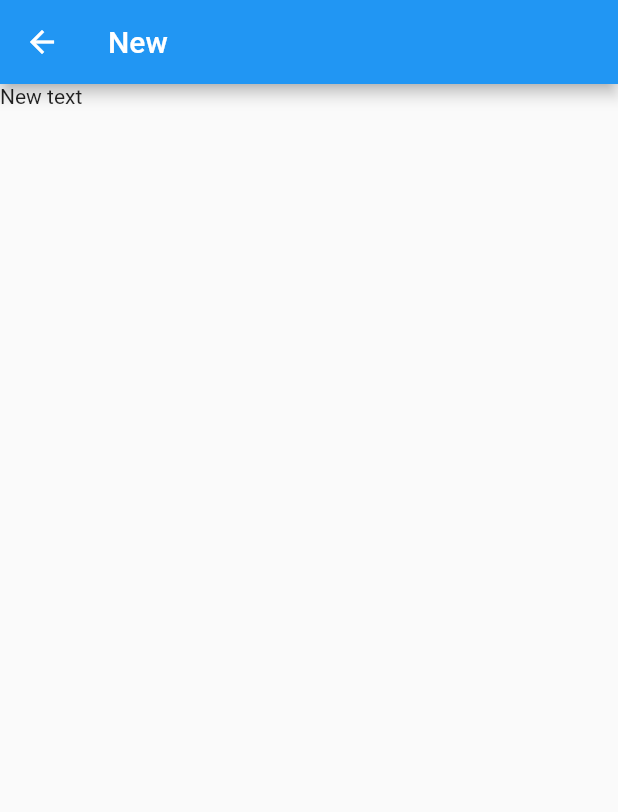
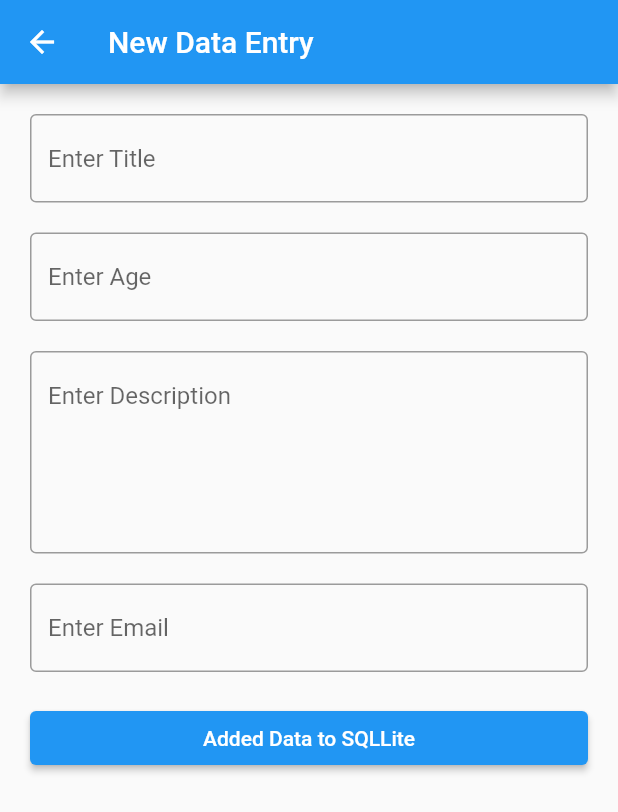
Before and after one commit to aditya-029/flutter_sqflite, a Flutter app: the screen it shows after launch, after a tap on the "add" icon, on a phone screen of 412 x 824 dp. Shown: the top 812 px of the screen. Run offline on Flutter 3.47's test engine with Material 2 defaults, Android fonts, the phone set to English and light mode, and no system bars; our stand-ins replace firebase_analytics, firebase_core, sqflite; accounts and stored records are empty.

Commit message:
updated by Arch

```diff
--- a/lib/main.dart
+++ b/lib/main.dart
@@ -1,13 +1,11 @@
 import 'package:firebase_analytics/firebase_analytics.dart';
 import 'package:firebase_core/firebase_core.dart';
 import 'package:flutter/material.dart';
-import 'package:flutter_sqflite/home_screen.dart';
+import 'package:flutter_sqflite/views/home_screen.dart';
 
 void main() async {
   WidgetsFlutterBinding.ensureInitialized();
-  await Firebase.initializeApp(
-
-  );
+  await Firebase.initializeApp();
   runApp(const MyApp());
 }
 
@@ -30,15 +28,13 @@ class _MyAppState extends State<MyApp> {
     await FirebaseAnalytics.instance.logEvent(
       name: 'app_open',
     );
-
   }
-
-
 
   @override
   Widget build(BuildContext context) {
     return MaterialApp(
       title: 'Flutter Sqflite Demo',
+      debugShowCheckedModeBanner: false,
       theme: ThemeData(
         primarySwatch: Colors.blue,
       ),
--- a/lib/new_screen.dart
+++ /dev/null
@@ -1,14 +0,0 @@
-import 'package:flutter/material.dart';
-
-class NerScreen extends StatelessWidget {
-  const NerScreen({Key? key}) : super(key: key);
-
-  @override
-  Widget build(BuildContext context) {
-
-    return Scaffold(
-     appBar: AppBar(
-       title: const Text('New'),),
-      body: const Text('New text'),);
-  }
-}
--- a/lib/db_handler.dart
+++ b/lib/services/db_handler.dart
@@ -3,7 +3,7 @@ import 'dart:async';
 import 'package:firebase_analytics/firebase_analytics.dart';
 import 'package:sqflite/sqflite.dart';
 import 'package:path_provider/path_provider.dart';
-import 'notes.dart';
+import '../models/notes.dart';
 import 'package:path/path.dart';
 import 'dart:io' as io;
 
@@ -13,6 +13,12 @@ class DBHelper {
   addData() async {
     await FirebaseAnalytics.instance.logEvent(
       name: 'new_data_added',
+    );
+  }
+
+  updateData() async {
+    await FirebaseAnalytics.instance.logEvent(
+      name: 'last_data_updated',
     );
   }
 
@@ -56,7 +62,7 @@ class DBHelper {
 
   Future update(Notes notes) async {
     var dbClient = await db;
-
+    updateData();
     return await dbClient!.update(
       "notes",
       notes.toMap(),
--- a/lib/home_screen.dart
+++ b/lib/views/home_screen.dart
@@ -2,10 +2,10 @@
 
 import 'package:firebase_analytics/firebase_analytics.dart';
 import 'package:flutter/material.dart';
-import 'package:flutter_sqflite/db_handler.dart';
-import 'package:flutter_sqflite/new_screen.dart';
-
-import 'notes.dart';
+import 'package:flutter_sqflite/services/db_handler.dart';
+import 'package:flutter_sqflite/models/notes.dart';
+import 'package:flutter_sqflite/views/new_screen.dart';
+import 'package:flutter_sqflite/views/view_notes.dart';
 
 class HomeScreen extends StatefulWidget {
   const HomeScreen({Key? key}) : super(key: key);
@@ -48,15 +48,19 @@ class _HomeScreenState extends State<HomeScreen> {
                       itemBuilder: (context, index) {
                         return InkWell(
                           onTap: () {
-                            dbHelper!.update(Notes(
-                                id: snapshot.data![index].id!,
-                                title: 'New title',
-                                age: 11,
-                                description: 'New Description',
-                                email: '234@gmsil.com'));
-                            setState(() {
-                              notesList = dbHelper!.getNotes();
-                            });
+                            var note = Notes(
+                              id: snapshot.data![index].id,
+                              title: snapshot.data![index].title,
+                              age: snapshot.data![index].age,
+                              description: snapshot.data![index].description,
+                              email: snapshot.data![index].email,
+                            );
+                            Navigator.push(
+                              context,
+                              MaterialPageRoute(
+                                builder: (_) => ViewNotes(note: note),
+                              ),
+                            );
                           },
                           child: Dismissible(
                             direction: DismissDirection.endToStart,
@@ -93,29 +97,15 @@ class _HomeScreenState extends State<HomeScreen> {
       ),
       floatingActionButton: FloatingActionButton(
         onPressed: () async {
-          await FirebaseAnalytics.instance
-              .setCurrentScreen(screenName: 'Products');
+          await FirebaseAnalytics.instance.setCurrentScreen(
+            screenName: 'NewData',
+          );
           Navigator.push(
             context,
             MaterialPageRoute(
               builder: (context) => NerScreen(),
             ),
           );
-          dbHelper!
-              .insert(Notes(
-            title: 'Second Note Title',
-            age: 20,
-            description: 'First SQFLite Note Description',
-            email: '123@email.com',
-          ))
-              .then((value) {
-            print('Inserted');
-            setState(() {
-              notesList = dbHelper!.getNotes();
-            });
-          }).onError((error, stackTrace) {
-            print(error.toString());
-          });
         },
         child: Icon(Icons.add),
       ),
--- /dev/null
+++ b/lib/views/new_screen.dart
@@ -0,0 +1,174 @@
+import 'package:flutter/material.dart';
+import 'package:flutter_sqflite/services/db_handler.dart';
+import 'package:flutter_sqflite/models/notes.dart';
+import 'package:flutter_sqflite/views/home_screen.dart';
+
+class NerScreen extends StatefulWidget {
+  const NerScreen({Key? key}) : super(key: key);
+
+  @override
+  State<NerScreen> createState() => _NerScreenState();
+}
+
+class _NerScreenState extends State<NerScreen> {
+  var title = TextEditingController();
+  var age = TextEditingController();
+  var description = TextEditingController();
+  var mail = TextEditingController();
+
+  DBHelper? dbHelper;
+  late Future<List<Notes>> notesList;
+  @override
+  void initState() {
+    super.initState();
+    dbHelper = DBHelper();
+    loadData();
+  }
+
+  Future loadData() async {
+    notesList = dbHelper!.getNotes();
+  }
+
+  addedDataToSqlLite({
+    required String title,
+    required int age,
+    required String description,
+    required String email,
+  }) {
+    dbHelper!
+        .insert(
+      Notes(
+        title: title,
+        age: age,
+        description: description,
+        email: email,
+      ),
+    )
+        .then((value) {
+      debugPrint('Inserted');
+      Navigator.pushAndRemoveUntil(
+        context,
+        MaterialPageRoute(
+          builder: (_) => const HomeScreen(),
+        ),
+        (route) => false,
+      );
+    }).onError((error, stackTrace) {
+      debugPrint(error.toString());
+    });
+  }
+
+  @override
+  Widget build(BuildContext context) {
+    return Scaffold(
+      appBar: AppBar(
+        title: const Text('New Data Entry'),
+      ),
+      body: Container(
+        decoration: BoxDecoration(
+          borderRadius: BorderRadius.circular(12),
+        ),
+        padding: const EdgeInsets.symmetric(
+          vertical: 20,
+          horizontal: 20,
+        ),
+        child: Form(
+          child: ListView(
+            shrinkWrap: true,
+            children: [
+              TextFormField(
+                controller: title,
+                validator: (value) {
+                  if (value == null || value.isEmpty) {
+                    return "Enter Title";
+                  }
+                  return null;
+                },
+                decoration: const InputDecoration(
+                  border: OutlineInputBorder(
+                    borderSide: BorderSide(
+                      color: Colors.greenAccent,
+                      width: 5.0,
+                    ),
+                  ),
+                  hintText: "Enter Title",
+                ),
+              ),
+              const SizedBox(height: 20),
+              TextFormField(
+                controller: age,
+                validator: (value) {
+                  if (value == null || value.isEmpty) {
+                    return "Enter Age";
+                  }
+                  return null;
+                },
+                decoration: const InputDecoration(
+                  border: OutlineInputBorder(
+                    borderSide: BorderSide(
+                      color: Colors.greenAccent,
+                      width: 5.0,
+                    ),
+                  ),
+                  hintText: "Enter Age",
+                ),
+                keyboardType: TextInputType.number,
+              ),
+              const SizedBox(height: 20),
+              TextFormField(
+                controller: description,
+                validator: (value) {
+                  if (value == null || value.isEmpty) {
+                    return "Enter Description";
+                  }
+                  return null;
+                },
+                decoration: const InputDecoration(
+                  border: OutlineInputBorder(
+                    borderSide: BorderSide(
+                      color: Colors.greenAccent,
+                      width: 5.0,
+                    ),
+                  ),
+                  hintText: "Enter Description",
+                ),
+                maxLines: 5,
+              ),
+              const SizedBox(height: 20),
+              TextFormField(
+                controller: mail,
+                validator: (value) {
+                  if (value == null || value.isEmpty) {
+                    return "Enter Email";
+                  }
+                  return null;
+                },
+                decoration: const InputDecoration(
+                  border: OutlineInputBorder(
+                    borderSide: BorderSide(
+                      color: Colors.greenAccent,
+                      width: 5.0,
+                    ),
+                  ),
+                  hintText: "Enter Email",
+                ),
+              ),
+              const SizedBox(height: 20),
+              ElevatedButton(
+                onPressed: () async {
+                  addedDataToSqlLite(
+                    title: title.text,
+                    age: int.parse(age.text),
+                    description: description.text,
+                    email: mail.text,
+                  );
+                },
+                child: const Text("Added Data to SQLLite"),
+              ),
+            ],
+          ),
+        ),
+      ),
+    );
+  }
+}
```
Also changed, not shown: lib/views/view_notes.dart (added, +166 -0 lines), lib/models/notes.dart (renamed from lib/notes.dart).
